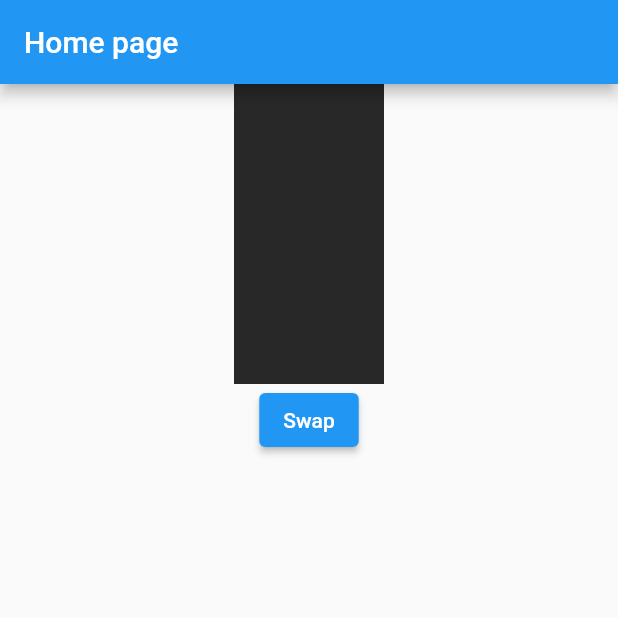
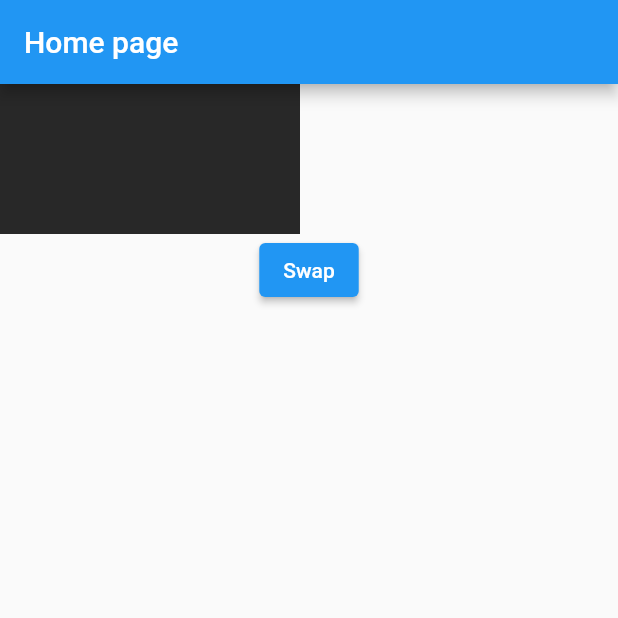
Before and after one commit to phamtanphat/flutter_hello_word_25042023, a Flutter app: the screen it shows after launch, on a phone screen of 412 x 824 dp, the top half of it. Run offline on Flutter 3.47's test engine with Material 2 defaults, Android fonts, the phone set to English and light mode, and no system bars.

Commit message:
define key

```diff
--- a/lib/demo_key_widget.dart
+++ b/lib/demo_key_widget.dart
@@ -16,15 +16,15 @@ class _DemoKeyWidgetState extends State<DemoKeyWidget> {
   @override
   void initState() {
     super.initState();
-    listWidget.add(Children1());
-    listWidget.add(Children1());
+    listWidget.add(Children1(key: Key("1233"),));
+    listWidget.add(Children1(key: Key("234")));
   }
 
   @override
   Widget build(BuildContext context) {
     return Column(
       children: [
-        ...listWidget,
+        Row(children: listWidget),
         ElevatedButton(
             onPressed: () {
                 setState(() {
```
